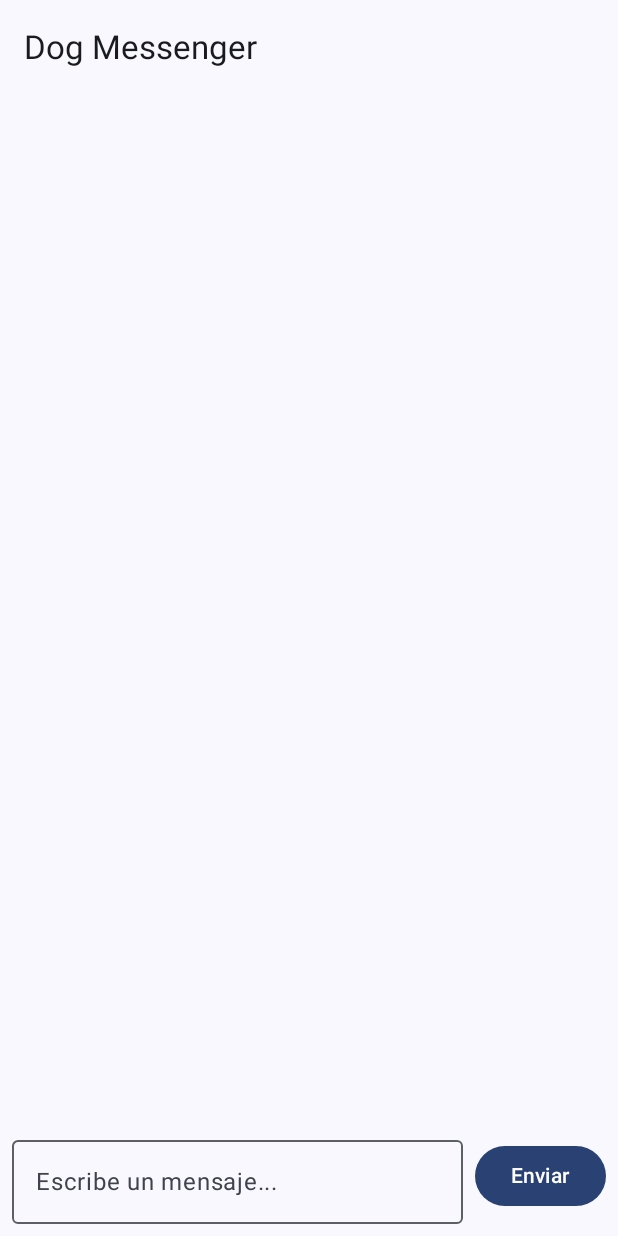
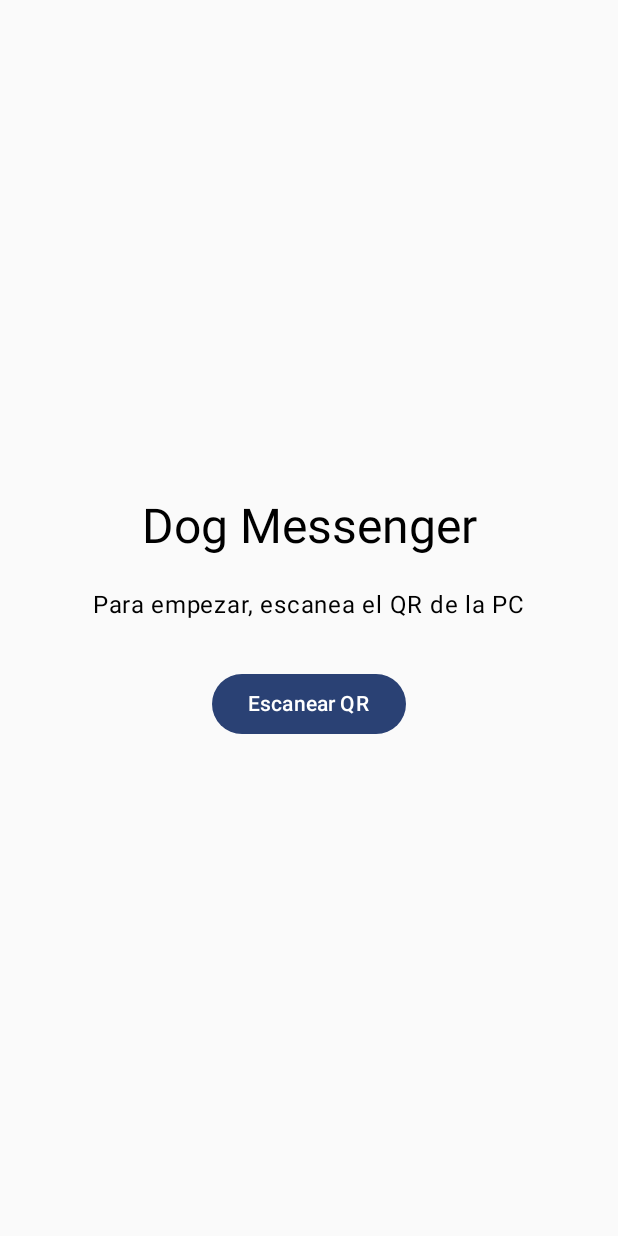
Before and after one commit to cdiazcs/DogMessage_Concurrente, an Android app built with Jetpack Compose: the screen it shows after launch (MainActivity), on a phone screen of 412 x 824 dp. Run offline under Robolectric (Android 15) with nearby library versions, the phone set to English and light mode, and no system bars.

Commit message:
feat(android): vinculacion por QR con ZXing y configuracion de gitignore

```diff
--- a/clients/android/DogMessengerApp/app/build.gradle.kts
+++ b/clients/android/DogMessengerApp/app/build.gradle.kts
@@ -55,4 +55,8 @@ dependencies {
     androidTestImplementation(libs.androidx.compose.ui.test.junit4)
     debugImplementation(libs.androidx.compose.ui.tooling)
     debugImplementation(libs.androidx.compose.ui.test.manifest)
+
+    // --- AGREGA ESTO PARA EL ESCÁNER QR ---
+    implementation("com.journeyapps:zxing-android-embedded:4.3.0")
+    implementation("com.google.zxing:core:3.5.2")
 }
--- a/clients/android/DogMessengerApp/app/src/main/java/com/pc4/dogmessenger/MainActivity.kt
+++ b/clients/android/DogMessengerApp/app/src/main/java/com/pc4/dogmessenger/MainActivity.kt
@@ -1,13 +1,18 @@
 package com.pc4.dogmessenger
 
+import android.app.Activity
+import android.content.Intent
 import android.os.Bundle
 import androidx.activity.ComponentActivity
+import androidx.activity.compose.rememberLauncherForActivityResult
 import androidx.activity.compose.setContent
+import androidx.activity.result.contract.ActivityResultContracts
 import androidx.compose.foundation.layout.*
 import androidx.compose.foundation.lazy.LazyColumn
 import androidx.compose.foundation.lazy.items
 import androidx.compose.material3.*
 import androidx.compose.runtime.*
+import androidx.compose.ui.Alignment
 import androidx.compose.ui.Modifier
 import androidx.compose.ui.unit.dp
 import androidx.lifecycle.lifecycleScope
@@ -16,32 +21,69 @@ import com.pc4.dogmessenger.ui.theme.DogMessengerAppTheme
 
 class MainActivity : ComponentActivity() {
 
-    // ⚠️ AQUÍ DEBES PONER LA IP LOCAL DE TU PC (donde corre el nodo Kotlin)
-    private val serverIp = "172.16.64.51" // CAMBIAR POR TU IP REAL
-    private val serverPort = 9105          // El puerto de tu nodo Kotlin (n3)
-
     private lateinit var networkClient: NetworkClient
+    private var ipServidor by mutableStateOf("")
+    private var puertoServidor by mutableStateOf(0)
 
     override fun onCreate(savedInstanceState: Bundle?) {
         super.onCreate(savedInstanceState)
 
-        networkClient = NetworkClient(serverIp, serverPort)
-
-        // Nos conectamos en segundo plano al iniciar la app
-        lifecycleScope.launch {
-            val conectado = networkClient.conectar()
-            if (!conectado) {
-                // Aquí podrías mostrar un Toast de error
-            }
-        }
-
         setContent {
             DogMessengerAppTheme {
-                ChatScreen(onSendMessage = { mensaje ->
-                    lifecycleScope.launch {
-                        networkClient.enviarMensaje(mensaje, "app_android")
+                // Estado para saber si ya escaneamos el QR
+                var conexionLista by remember { mutableStateOf(false) }
+
+                // Lanzador para abrir la pantalla de escaneo
+                val qrLauncher = rememberLauncherForActivityResult(
+                    contract = ActivityResultContracts.StartActivityForResult()
+                ) { result ->
+                    if (result.resultCode == Activity.RESULT_OK) {
+                        val qrData = result.data?.getStringExtra("qr_data") ?: ""
+                        // El QR tendrá el formato: "IP:PUERTO:TOKEN" (ej. "192.168.1.45:9105:ABC123")
+                        val partes = qrData.split(":")
+                        if (partes.size >= 2) {
+                            ipServidor = partes[0]
+                            puertoServidor = partes[1].toIntOrNull() ?: 9105
+
+                            // Nos conectamos automáticamente
+                            networkClient = NetworkClient(ipServidor, puertoServidor)
+                            lifecycleScope.launch {
+                                val ok = networkClient.conectar()
+                                if (ok) conexionLista = true
+                            }
+                        }
                     }
-                })
+                }
+
+                if (!conexionLista) {
+                    // PANTALLA 1: Pide escanear el QR
+                    Column(
+                        modifier = Modifier.fillMaxSize(),
+                        verticalArrangement = Arrangement.Center,
+                        horizontalAlignment = Alignment.CenterHorizontally
+                    ) {
+                        Text("Dog Messenger", style = MaterialTheme.typography.headlineLarge)
+                        Spacer(modifier = Modifier.height(20.dp))
+                        Text("Para empezar, escanea el QR de la PC")
+                        Spacer(modifier = Modifier.height(30.dp))
+                        Button(onClick = {
+                            val intent = Intent(this@MainActivity, EscanerQrActivity::class.java)
+                            qrLauncher.launch(intent)
+                        }) {
+                            Text("Escanear QR")
+                        }
+                    }
+                } else {
+                    // PANTALLA 2: El Chat (ya conectados)
+                    ChatScreen(
+                        serverIp = ipServidor,
+                        onSendMessage = { mensaje ->
+                            lifecycleScope.launch {
+                                networkClient.enviarMensaje(mensaje, "app_android")
+                            }
+                        }
+                    )
+                }
             }
         }
     }
@@ -49,23 +91,19 @@ class MainActivity : ComponentActivity() {
 
 @OptIn(ExperimentalMaterial3Api::class)
 @Composable
-fun ChatScreen(onSendMessage: (String) -> Unit) {
+fun ChatScreen(serverIp: String, onSendMessage: (String) -> Unit) {
     var texto by remember { mutableStateOf("") }
     val mensajes = remember { mutableStateListOf<String>() }
 
     Scaffold(
-        topBar = { TopAppBar(title = { Text("Dog Messenger") }) }
+        topBar = { TopAppBar(title = { Text("Conectado a $serverIp") }) }
     ) { padding ->
         Column(modifier = Modifier.padding(padding).fillMaxSize()) {
-
-            // Lista de mensajes
             LazyColumn(modifier = Modifier.weight(1f).padding(16.dp)) {
                 items(mensajes) { msg ->
                     Text(text = msg, modifier = Modifier.padding(4.dp))
                 }
             }
-
-            // Caja de texto y botón enviar
             Row(modifier = Modifier.fillMaxWidth().padding(8.dp)) {
                 OutlinedTextField(
                     value = texto,
```
Also changed, not shown: clients/android/DogMessengerApp/app/src/main/AndroidManifest.xml (+10 -0 lines), clients/android/DogMessengerApp/app/src/main/java/com/pc4/dogmessenger/EscanerQrActivity.kt (added, +60 -0 lines), 1 other file.
